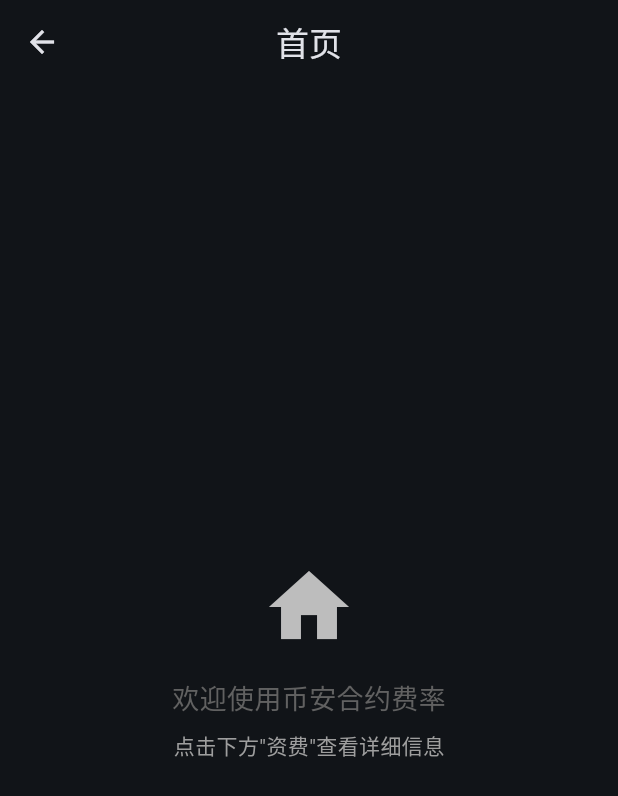
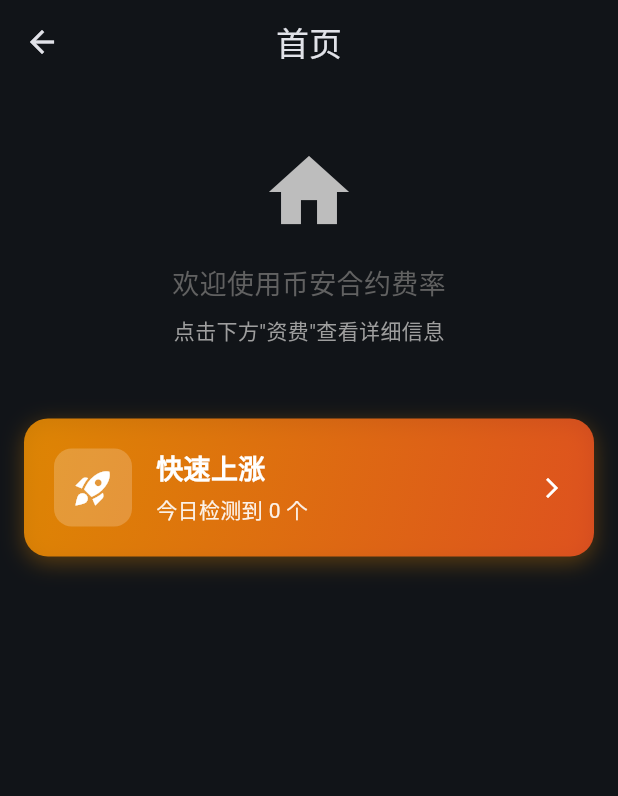
Before and after one commit to softchar/TomApp, a Flutter app: the HomeScreen screen opened directly, on a phone screen of 412 x 824 dp. Shown: the top 796 px of the screen. Run offline on Flutter 3.47's test engine with Material 3 defaults, Android fonts, the phone set to English and light mode, and no system bars; our stand-ins replace flutter_local_notifications, shared_preferences, timezone; accounts and stored records are empty; network calls fail.

Commit message:
feat: 首页添加快速上涨入口

```diff
--- a/lib/screens/home_screen.dart
+++ b/lib/screens/home_screen.dart
@@ -1,4 +1,8 @@
 import 'package:flutter/material.dart';
+import 'package:provider/provider.dart';
+import 'package:tomapp/screens/pump_screen.dart';
+import 'package:tomapp/services/pump_store.dart';
+import 'package:tomapp/services/theme_provider.dart';
 
 /// 首页
 class HomeScreen extends StatelessWidget {
@@ -6,14 +10,20 @@
 
   @override
   Widget build(BuildContext context) {
+    final isDark = context.watch<ThemeProvider>().isDarkMode;
+
     return Scaffold(
       appBar: AppBar(
         title: const Text('首页'),
       ),
-      body: Center(
+      body: SingleChildScrollView(
+        child: Column(
+          children: [
+            Center(
               child: Column(
                 mainAxisAlignment: MainAxisAlignment.center,
                 children: [
+                  const SizedBox(height: 40),
                   Icon(
                     Icons.home,
                     size: 64,
@@ -36,6 +46,93 @@
                       color: Colors.grey.shade500,
                     ),
                   ),
+                  const SizedBox(height: 40),
+                ],
+              ),
+            ),
+            // 快速上涨卡片
+            _buildPumpCard(context, isDark),
+          ],
+        ),
+      ),
+    );
+  }
+
+  Widget _buildPumpCard(BuildContext context, bool isDark) {
+    final store = context.watch<PumpStore>();
+    final todayCount = store.todayPumpCount(DateTime.now());
+
+    return GestureDetector(
+      onTap: () {
+        Navigator.push(
+          context,
+          MaterialPageRoute(builder: (context) => const PumpScreen()),
+        );
+      },
+      child: Container(
+        margin: const EdgeInsets.symmetric(horizontal: 16, vertical: 8),
+        padding: const EdgeInsets.all(20),
+        decoration: BoxDecoration(
+          gradient: LinearGradient(
+            colors: [
+              Colors.orange.withOpacity(0.8),
+              Colors.deepOrange.withOpacity(0.8),
+            ],
+            begin: Alignment.topLeft,
+            end: Alignment.bottomRight,
+          ),
+          borderRadius: BorderRadius.circular(16),
+          boxShadow: [
+            BoxShadow(
+              color: Colors.orange.withOpacity(0.3),
+              blurRadius: 12,
+              offset: const Offset(0, 4),
+            ),
+          ],
+        ),
+        child: Row(
+          children: [
+            Container(
+              padding: const EdgeInsets.all(12),
+              decoration: BoxDecoration(
+                color: Colors.white.withOpacity(0.2),
+                borderRadius: BorderRadius.circular(12),
+              ),
+              child: const Icon(
+                Icons.rocket_launch,
+                color: Colors.white,
+                size: 28,
+              ),
+            ),
+            const SizedBox(width: 16),
+            Expanded(
+              child: Column(
+                crossAxisAlignment: CrossAxisAlignment.start,
+                children: [
+                  const Text(
+                    '快速上涨',
+                    style: TextStyle(
+                      color: Colors.white,
+                      fontSize: 18,
+                      fontWeight: FontWeight.bold,
+                    ),
+                  ),
+                  const SizedBox(height: 4),
+                  Text(
+                    '今日检测到 $todayCount 个',
+                    style: TextStyle(
+                      color: Colors.white.withOpacity(0.9),
+                      fontSize: 14,
+                    ),
+                  ),
+                ],
+              ),
+            ),
+            const Icon(
+              Icons.arrow_forward_ios,
+              color: Colors.white,
+              size: 16,
+            ),
           ],
         ),
       ),
```
Lines whose indentation alone changed are shown as unchanged.
